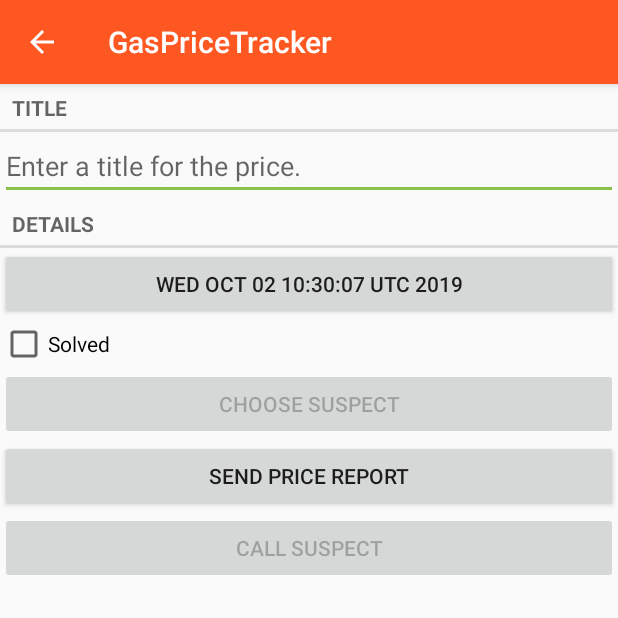
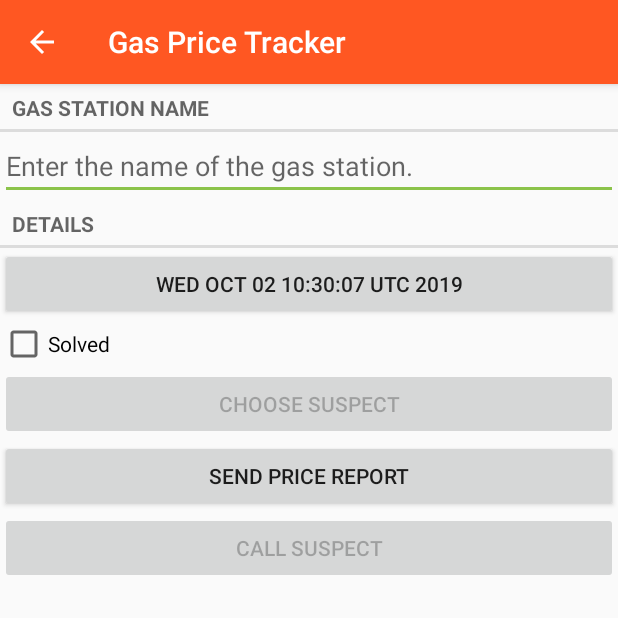
Before and after one commit to cadeluca/cs275final, an Android app: the PriceFragment screen opened directly, with no data from a screen before it, on a phone screen of 412 x 824 dp, the top half of it. Run offline under Robolectric (Android 15) with nearby library versions, the phone set to English and light mode, and no system bars.

Commit message:
string changes

```diff
--- a/app/src/main/res/values/strings.xml
+++ b/app/src/main/res/values/strings.xml
@@ -1,7 +1,7 @@
 <resources>
-    <string name="app_name">GasPriceTracker</string>
-    <string name="price_title_hint">Enter a title for the price.</string>
-    <string name="price_title_label">Title</string>
+    <string name="app_name">Gas Price Tracker</string>
+    <string name="price_title_hint">Enter the name of the gas station.</string>
+    <string name="price_title_label">Gas Station Name</string>
     <string name="price_details_label">Details</string>
     <string name="price_solved_label">Solved</string>
     <string name="date_picker_title">Date of price:</string>
@@ -12,7 +12,7 @@
     <string name="price_suspect_text">Choose Suspect</string>
     <string name="price_report_text">Send price Report</string>
     <string name="price_report">%1$s!
-    The price was discovered on %2$s. %3$s, and %4$s
+    The price was reported on %2$s. %3$s, and %4$s
   </string>
     <string name="price_report_solved">The case is solved</string>
     <string name="price_report_unsolved">The case is not solved</string>
```
